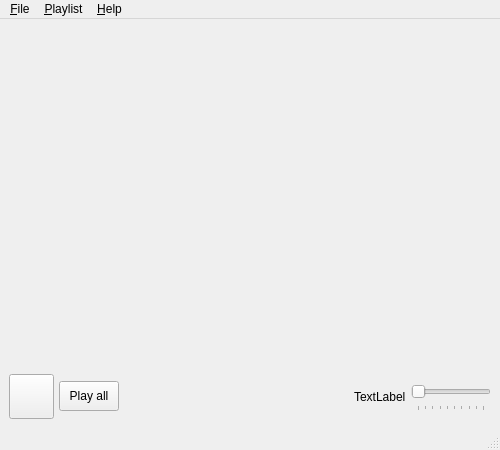
olivopaolo/boing, file boing/nodes/player/uiPlayer.ui: the form before one commit.
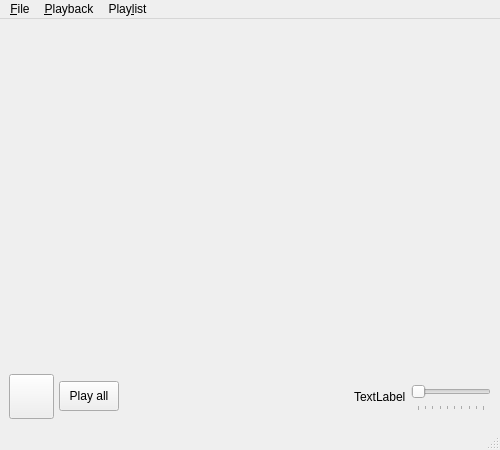
The form after the commit. Icons and pictures are not drawn.

Commit message: Upgraded the GUI of the node ``player:``.

```diff
--- a/boing/nodes/player/uiPlayer.ui
+++ b/boing/nodes/player/uiPlayer.ui
@@ -183,7 +183,7 @@
      <x>0</x>
      <y>0</y>
      <width>500</width>
-     <height>19</height>
+     <height>20</height>
     </rect>
    </property>
    <widget class="QMenu" name="menu_File">
@@ -200,20 +200,20 @@
    </widget>
    <widget class="QMenu" name="menu_Playlist">
     <property name="title">
-     <string>&amp;Playlist</string>
+     <string>Play&amp;list</string>
     </property>
     <addaction name="_createfolder"/>
     <addaction name="_clear"/>
    </widget>
-   <widget class="QMenu" name="menu_Help">
+   <widget class="QMenu" name="menuPlayback">
     <property name="title">
-     <string>&amp;Help</string>
+     <string>&amp;Playback</string>
     </property>
     <addaction name="_about"/>
    </widget>
    <addaction name="menu_File"/>
+   <addaction name="menuPlayback"/>
    <addaction name="menu_Playlist"/>
-   <addaction name="menu_Help"/>
   </widget>
   <widget class="QStatusBar" name="statusbar"/>
   <action name="_openfiles">
```
Left out of the diff: 94 changed lines with no effect on the pictures. The commit also changes 1 other file.
